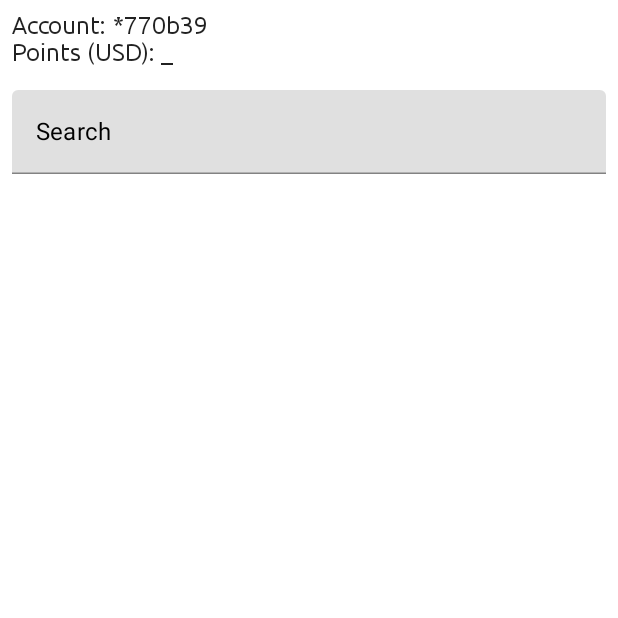
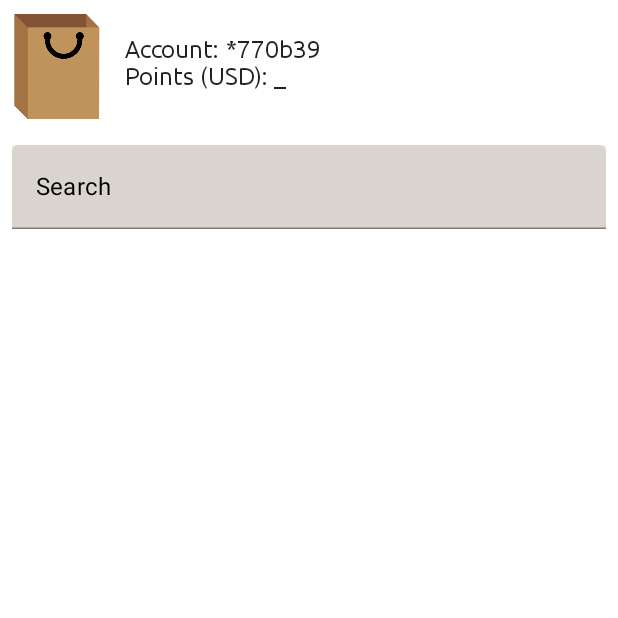
Before and after one commit to ErlendTyrmi/CryptoMall, an Android app built with Jetpack Compose: the screen it shows after launch (MainActivity), on a phone screen of 412 x 824 dp, the top half of it. Run offline under Robolectric (Android 15) with nearby library versions, the phone set to English and light mode, and no system bars; our stand-ins replace Dagger/Hilt's generated code, Room's generated code, accompanist, livedata-compose.

Commit message:
Buy (#7)
* currency header MVP and Acccount created on first boot

* buy button added

* buy button added

* buy button now d-logs transaction and probably stores transaction, not changing amounts

* early debug buy works, requires update of transactions

Co-authored-by: erlendtyrmi <s132962@dtu.dk>

```diff
--- a/app/src/main/java/com/erlend/cryptomall/view/ui/composables/NavigationHost.kt
+++ b/app/src/main/java/com/erlend/cryptomall/view/ui/composables/NavigationHost.kt
@@ -29,7 +29,7 @@ fun NavHost(
     startDestination: String = "overview",
     accountViewModel: AccountViewModel,
     assetViewModel: AssetViewModel,
-    tradeViewModel: TradeViewModel, // TODO: Move navhost to Activity, Inject in navHost
+    tradeViewModel: TradeViewModel,
 ) {
 
     NavHost(
@@ -70,7 +70,7 @@ fun NavHost(
             // Path argument
             arguments = listOf(navArgument("symbol") { type = NavType.StringType })
         ) { // Path argument boiler plate
-            backStackEntry ->
+                backStackEntry ->
             backStackEntry.arguments?.getString("symbol")?.let {
                 Currency(
                     navController = navController,
@@ -79,17 +79,35 @@ fun NavHost(
                 )
             }
         }
-            composable(route = "buy") {
+
+        composable(
+            route = "buy/{symbol}",
+            // Path argument
+            arguments = listOf(navArgument("symbol") { type = NavType.StringType })
+        ) { // Path argument boiler plate
+                backStackEntry ->
+            backStackEntry.arguments?.getString("symbol")?.let {
                 Buy(
                     navController = navController,
-                    tradeModel = tradeViewModel
+                    tradeViewModel = tradeViewModel,
+                    it
                 )
             }
-            composable(route = "sell") {
+        }
+
+        composable(
+            route = "sell/{symbol}",
+            // Path argument
+            arguments = listOf(navArgument("symbol") { type = NavType.StringType })
+        ) { // Path argument boiler plate
+                backStackEntry ->
+            backStackEntry.arguments?.getString("symbol")?.let {
                 Sell(
                     navController = navController,
-                    tradeModel = tradeViewModel
+                    tradeModel = tradeViewModel,
+                    it
                 )
             }
         }
     }
+}
--- a/app/src/main/java/com/erlend/cryptomall/view/ui/composables/asset/AccountTopBar.kt
+++ b/app/src/main/java/com/erlend/cryptomall/view/ui/composables/asset/AccountTopBar.kt
@@ -5,16 +5,18 @@
 package com.erlend.cryptomall.view.ui.composables.asset
 
 import android.util.Log
-import androidx.compose.foundation.layout.Box
-import androidx.compose.foundation.layout.Column
-import androidx.compose.foundation.layout.fillMaxWidth
-import androidx.compose.foundation.layout.padding
+import androidx.compose.foundation.Image
+import androidx.compose.foundation.layout.*
+import androidx.compose.material.MaterialTheme
+import androidx.compose.material.Surface
 import androidx.compose.material.Text
 import androidx.compose.runtime.Composable
 import androidx.compose.runtime.livedata.observeAsState
 import androidx.compose.ui.Alignment
 import androidx.compose.ui.Modifier
+import androidx.compose.ui.res.painterResource
 import androidx.compose.ui.unit.dp
+import com.erlend.cryptomall.R
 import com.erlend.cryptomall.view.viewModels.AccountViewModel
 
 // This composable shows the net held assets in "points", equal to dollars.
@@ -24,11 +26,27 @@ fun AccountTopBar(accountViewModel: AccountViewModel) {
 
     val points = accountViewModel.points.observeAsState()
     val id = accountViewModel.accountId.observeAsState()
+    Surface() {
+        Row (modifier = Modifier.fillMaxWidth().padding(8.dp)){
 
-    Column (modifier = Modifier
-        .padding(8.dp)
-        .fillMaxWidth(),){
-        Text(text = "Account: *${id.value.toString().takeLast(6)}",)
-        Text(text = "Points (USD): ${points.value}")
+            Box(modifier = Modifier.fillMaxWidth(0.15f)) {
+                Image(
+                    painterResource(id = R.drawable.applogo),
+                    contentDescription = "logo",
+                    modifier = Modifier.align(
+                        Alignment.BottomCenter
+                    )
+                )
+            }
+
+            Column(
+                modifier = Modifier
+                    .padding(16.dp)
+                    .fillMaxWidth(0.8f),
+            ) {
+                Text(text = "Account: *${id.value.toString().takeLast(6)}")
+                Text(text = "Points (USD): ${points.value}")
+            }
+        }
     }
 }
--- a/app/src/main/java/com/erlend/cryptomall/view/ui/composables/asset/AssetListCard.kt
+++ b/app/src/main/java/com/erlend/cryptomall/view/ui/composables/asset/AssetListCard.kt
@@ -10,6 +10,7 @@ import androidx.compose.foundation.clickable
 import androidx.compose.foundation.layout.*
 import androidx.compose.foundation.shape.CircleShape
 import androidx.compose.material.Divider
+import androidx.compose.material.MaterialTheme
 import androidx.compose.material.Text
 import androidx.compose.runtime.Composable
 import androidx.compose.ui.Modifier
@@ -35,7 +36,6 @@ fun AssetListCard(
     ) {
         Image(
             painter = rememberImagePainter(
-                //data = "https://static.coincap.io/assets/icons/btc@2x.png"
                 data = "https://static.coincap.io/assets/icons/" + asset.symbol.lowercase() + "@2x.png",
             ),
             contentDescription = asset.name + " logo",
@@ -68,7 +68,7 @@ fun AssetListCard(
         }
     }
     Divider(
-        color = Color.DarkGray,
+        color = MaterialTheme.colors.secondary,
         thickness = 1.dp,
         modifier = Modifier.padding(16.dp),
     )
--- a/app/src/main/java/com/erlend/cryptomall/view/ui/composables/asset/AssetSearchBar.kt
+++ b/app/src/main/java/com/erlend/cryptomall/view/ui/composables/asset/AssetSearchBar.kt
@@ -4,6 +4,7 @@
 
 package com.erlend.cryptomall.view.ui.composables.asset
 
+import androidx.compose.foundation.background
 import androidx.compose.foundation.layout.fillMaxWidth
 import androidx.compose.foundation.layout.padding
 import androidx.compose.foundation.text.KeyboardActions
@@ -32,11 +33,11 @@ fun AssetSearchBar(assetViewModel: AssetViewModel) {
         onValueChange = { query.value = it },
         modifier = Modifier
             .fillMaxWidth()
-            .padding(8.dp),
+            .padding(8.dp).background(MaterialTheme.colors.secondary),
         label = {
-            Text(text = "Search", color = MaterialTheme.colors.onSurface)
+            Text(text = "Search", color = MaterialTheme.colors.onBackground)
         },
-        textStyle = TextStyle(color = MaterialTheme.colors.onSurface),
+        textStyle = TextStyle(color = MaterialTheme.colors.onBackground),
         keyboardOptions = KeyboardOptions(
             keyboardType = KeyboardType.Text,
             imeAction = ImeAction.Search,
--- a/app/src/main/java/com/erlend/cryptomall/view/ui/composables/trade/Sell.kt
+++ b/app/src/main/java/com/erlend/cryptomall/view/ui/composables/trade/Sell.kt
@@ -18,8 +18,8 @@ import com.erlend.cryptomall.view.viewModels.TradeViewModel
 // Subpage of Currency
 
 @Composable
-fun Sell(navController: NavHostController, tradeModel: TradeViewModel) {
+fun Sell(navController: NavHostController, tradeModel: TradeViewModel, symbol: String) {
     Box(modifier = Modifier.fillMaxSize()){
-        Text(text = "Currency here!", modifier = Modifier.align(Alignment.Center))
+        Text(text = "Sell $symbol here!", modifier = Modifier.align(Alignment.Center))
     }
 }
--- a/app/src/main/java/com/erlend/cryptomall/view/ui/composables/trade/TradeTopBar.kt
+++ b/app/src/main/java/com/erlend/cryptomall/view/ui/composables/trade/TradeTopBar.kt
@@ -29,12 +29,11 @@ fun TradeTopBar(asset: Asset?) {
     Row(
         modifier = Modifier
             .fillMaxWidth()
-            .background(Color.DarkGray)
+
     ) {
         asset?.let {
             Image(
                 painter = rememberImagePainter(
-                    //data = "https://static.coincap.io/assets/icons/btc@2x.png"
                     data = "https://static.coincap.io/assets/icons/" + asset.symbol.lowercase() + "@2x.png",
                 ),
                 contentDescription = asset.name + " logo",
--- a/app/src/main/java/com/erlend/cryptomall/view/ui/theme/Color.kt
+++ b/app/src/main/java/com/erlend/cryptomall/view/ui/theme/Color.kt
@@ -6,7 +6,16 @@ package com.erlend.cryptomall.view.ui.theme
 
 import androidx.compose.ui.graphics.Color
 
-val Purple200 = Color(0xFFBB86FC)
-val Purple500 = Color(0xFF6200EE)
-val Purple700 = Color(0xFF3700B3)
+
+
+
+// Brown theme
+val coffeeDark = Color(0xff6F4E37)
 val Teal200 = Color(0xFF03DAC5)
+val camelLight = Color(0xffC19A6B)
+val yellowishBrown = Color(0xffE5AA70)
+val copper = Color(0xffB87333)
+val almondShade = Color(0x66EADDCA)
+val lightBeige = Color(0xfff6efe2)
+val bagBrown = Color(0xffc79151)
+val blueDust = Color(0xff00a6e5)
--- a/app/src/main/java/com/erlend/cryptomall/view/ui/theme/Theme.kt
+++ b/app/src/main/java/com/erlend/cryptomall/view/ui/theme/Theme.kt
@@ -13,15 +13,15 @@ import androidx.compose.ui.graphics.Color
 import com.google.accompanist.systemuicontroller.rememberSystemUiController
 
 private val DarkColorPalette = darkColors(
-    secondary = Teal200,
-    primary = Purple200,
-    primaryVariant = Purple700
+    primary = blueDust,
+    primaryVariant = bagBrown,
+    secondary = almondShade,
 )
 
 private val LightColorPalette = lightColors(
-    primary = Purple500,
-    primaryVariant = Purple700,
-    secondary = Teal200
+    primary = blueDust,
+    primaryVariant = bagBrown,
+    secondary = almondShade,
 
     /* Other default colors to override
     background = Color.White,
```
Also changed, not shown: app/src/main/java/com/erlend/cryptomall/view/ui/composables/trade/Buy.kt (+83 -6 lines), app/src/main/java/com/erlend/cryptomall/view/ui/composables/trade/Currency.kt (+9 -6 lines), app/src/main/java/com/erlend/cryptomall/view/viewModels/TradeViewModel.kt (+51 -20 lines).
